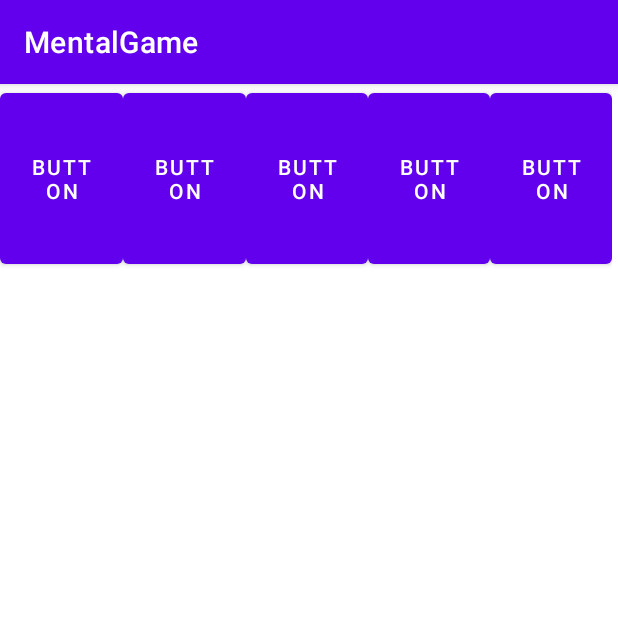
After one commit to CorentinDelafosse/MentalGame, an Android app: the PersoActivity screen opened directly, with no data from a screen before it, on a phone screen of 412 x 824 dp, the top half of it. The commit adds this screen. Run offline under Robolectric (Android 15) with nearby library versions, the phone set to English and light mode, and no system bars.

Commit message:
Modif de l'affichage pour que sa marche

```diff
--- a/app/src/main/AndroidManifest.xml
+++ b/app/src/main/AndroidManifest.xml
@@ -11,6 +11,9 @@
         android:supportsRtl="true"
         android:theme="@style/Theme.MentalGame"
         tools:targetApi="31">
+        <activity
+            android:name=".PersoActivity"
+            android:exported="false" />
         <activity
             android:name=".ResultActivity"
             android:exported="false" />
--- a/app/src/main/java/com/example/mentalgame/MainActivity.java
+++ b/app/src/main/java/com/example/mentalgame/MainActivity.java
@@ -2,6 +2,7 @@
 
 import androidx.appcompat.app.AppCompatActivity;
 
+import android.app.Person;
 import android.content.Intent;
 import android.os.Bundle;
 import android.view.Window;
@@ -32,6 +33,11 @@
             startActivity(intent);
         });
 
+        BtnPerso.setOnClickListener(view -> {
+            Intent intent = new Intent(MainActivity.this, PersoActivity.class);
+            startActivity(intent);
+        });
+
         BtnScore.setOnClickListener(view -> {
             Intent intent = new Intent(MainActivity.this,ScoreActivity.class);
             startActivity(intent);
--- /dev/null
+++ b/app/src/main/java/com/example/mentalgame/PersoActivity.java
@@ -0,0 +1,14 @@
+package com.example.mentalgame;
+
+import androidx.appcompat.app.AppCompatActivity;
+
+import android.os.Bundle;
+
+public class PersoActivity extends AppCompatActivity {
+
+    @Override
+    protected void onCreate(Bundle savedInstanceState) {
+        super.onCreate(savedInstanceState);
+        setContentView(R.layout.activity_perso);
+    }
+}
--- a/app/src/main/res/layout/activity_calcul.xml
+++ b/app/src/main/res/layout/activity_calcul.xml
@@ -14,7 +14,7 @@
 
         <LinearLayout
             android:layout_width="match_parent"
-            android:layout_height="408dp"
+            android:layout_height="342dp"
             android:layout_weight="1"
             android:orientation="vertical">
 
@@ -29,7 +29,7 @@
 
             <LinearLayout
                 android:layout_width="match_parent"
-                android:layout_height="198dp"
+                android:layout_height="136dp"
                 android:layout_weight="1"
                 android:background="@drawable/fatebg"
                 android:gravity="center"
--- /dev/null
+++ b/app/src/main/res/layout/activity_perso.xml
@@ -0,0 +1,50 @@
+<?xml version="1.0" encoding="utf-8"?>
+<androidx.constraintlayout.widget.ConstraintLayout xmlns:android="http://schemas.android.com/apk/res/android"
+    xmlns:app="http://schemas.android.com/apk/res-auto"
+    xmlns:tools="http://schemas.android.com/tools"
+    android:layout_width="match_parent"
+    android:layout_height="match_parent"
+    tools:context=".PersoActivity">
+
+    <LinearLayout
+        android:layout_width="408dp"
+        android:layout_height="126dp"
+        android:orientation="horizontal"
+        tools:layout_editor_absoluteX="4dp">
+
+        <Button
+            android:id="@+id/button2"
+            android:layout_width="wrap_content"
+            android:layout_height="match_parent"
+            android:layout_weight="1"
+            android:text="Button" />
+
+        <Button
+            android:id="@+id/button4"
+            android:layout_width="wrap_content"
+            android:layout_height="126dp"
+            android:layout_weight="1"
+            android:text="Button" />
+
+        <Button
+            android:id="@+id/button6"
+            android:layout_width="wrap_content"
+            android:layout_height="126dp"
+            android:layout_weight="1"
+            android:text="Button" />
+
+        <Button
+            android:id="@+id/button3"
+            android:layout_width="wrap_content"
+            android:layout_height="126dp"
+            android:layout_weight="1"
+            android:text="Button" />
+
+        <Button
+            android:id="@+id/button5"
+            android:layout_width="wrap_content"
+            android:layout_height="126dp"
+            android:layout_weight="1"
+            android:text="Button" />
+    </LinearLayout>
+</androidx.constraintlayout.widget.ConstraintLayout>
```
